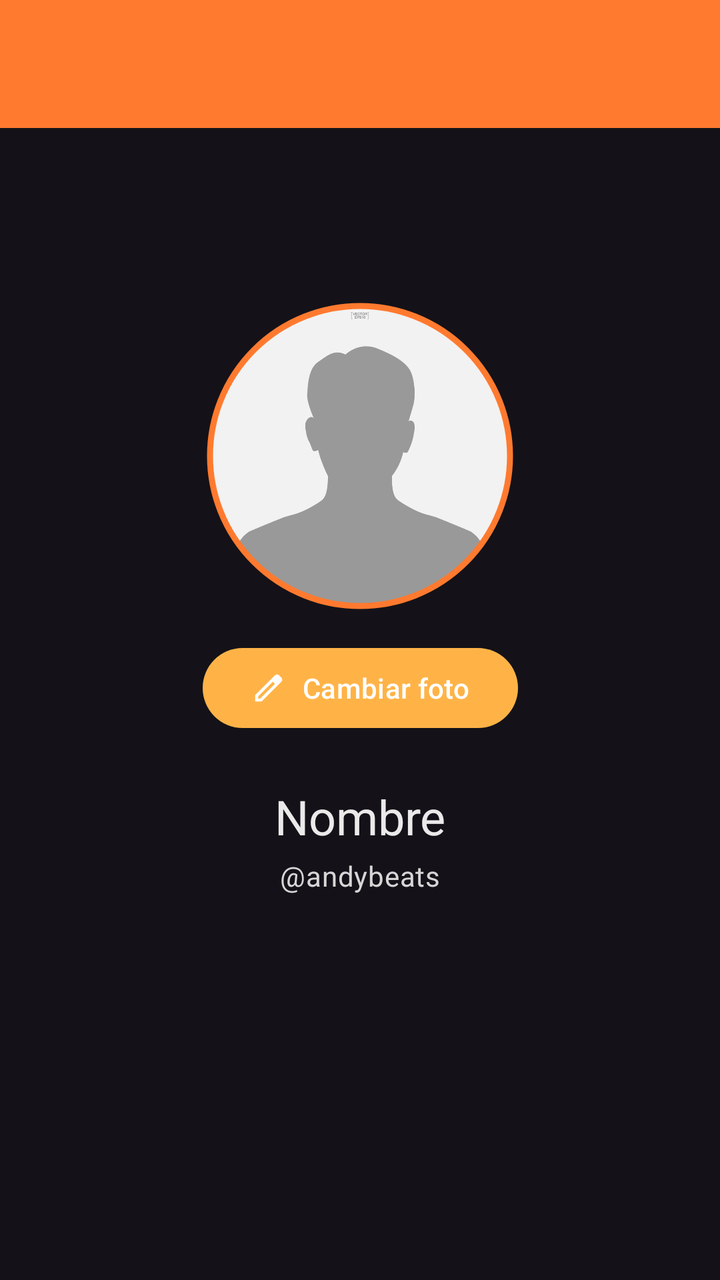
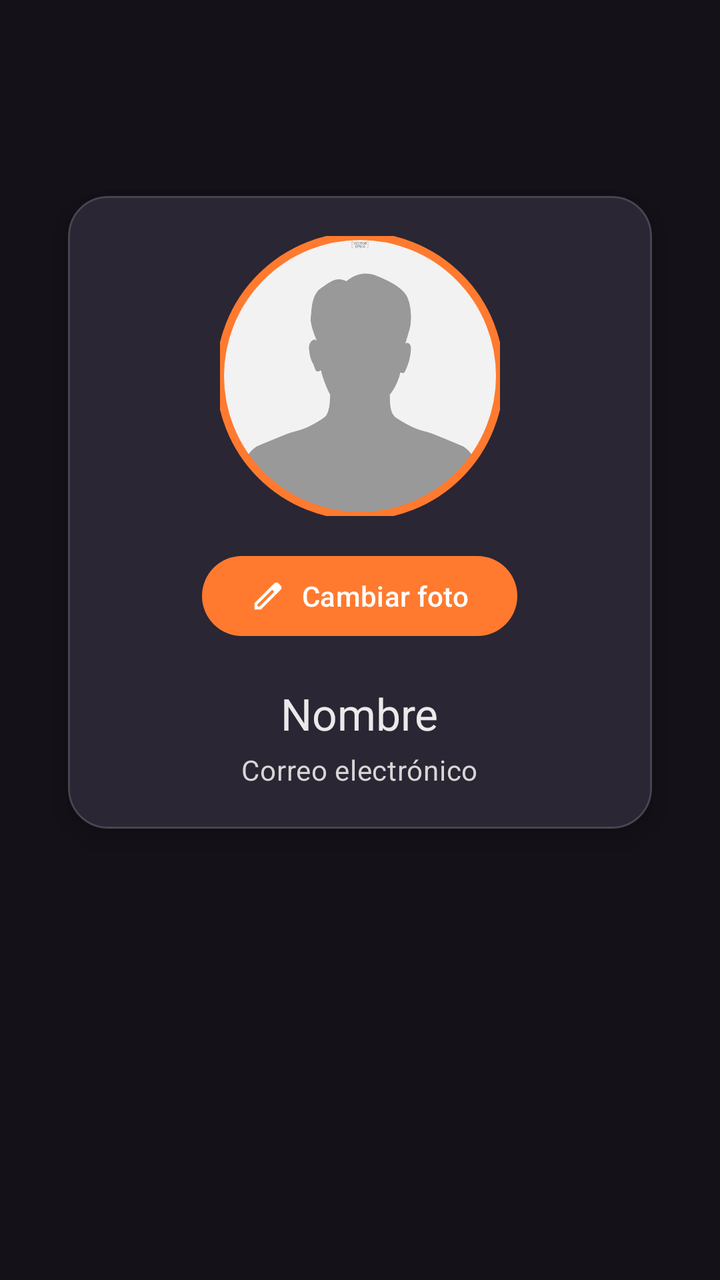

Screens rendered from an Android XML layout before and after an edit, with the pre-edit source and the edit as a unified diff.
<!-- AndroidManifest.xml: application theme Theme.Sporify -->
<!-- res/layout/fragment_profile.xml -->
<?xml version="1.0" encoding="utf-8"?>
<FrameLayout xmlns:android="http://schemas.android.com/apk/res/android"
    xmlns:tools="http://schemas.android.com/tools"
    xmlns:app="http://schemas.android.com/apk/res-auto"
    android:layout_width="match_parent"
    android:layout_height="match_parent"
    tools:context=".ProfileFragment">
    
    <com.google.android.material.appbar.AppBarLayout
        android:layout_width="match_parent"
        android:layout_height="wrap_content"
        android:background="@color/colorSurface"
        android:elevation="4dp">

        <com.google.android.material.appbar.MaterialToolbar
            android:id="@+id/topToolBar"
            android:layout_width="match_parent"
            android:layout_height="?attr/actionBarSize"
            android:background="@color/colorPrimary"
            android:theme="@style/ThemeOverlay.Material3.Dark.ActionBar"
            android:titleTextColor="@color/colorOnPrimary"/>
    </com.google.android.material.appbar.AppBarLayout>

    <androidx.core.widget.NestedScrollView
        android:layout_width="match_parent"
        android:layout_height="match_parent"
        android:padding="16dp"
        android:clipToPadding="false">

        <androidx.constraintlayout.widget.ConstraintLayout
            android:layout_width="match_parent"
            android:layout_height="wrap_content"
            android:layout_marginTop="100dp">

            
            <com.google.android.material.imageview.ShapeableImageView
                android:id="@+id/imgAvatar"
                android:layout_width="160dp"
                android:layout_height="160dp"
                android:layout_marginTop="32dp"
                android:src="@drawable/picture_profile_icon_male_icon_human_or_people_sign_and_symbol_vector"
                android:scaleType="centerCrop"
                android:padding="5dp"
                app:shapeAppearanceOverlay="@style/Shape.Circular"
                app:strokeColor="@color/colorPrimary"
                app:strokeWidth="3dp"
                app:layout_constraintTop_toTopOf="parent"
                app:layout_constraintStart_toStartOf="parent"
                app:layout_constraintEnd_toEndOf="parent" />

            
            <com.google.android.material.button.MaterialButton
                android:id="@+id/btnChangePhoto"
                android:layout_width="wrap_content"
                android:layout_height="wrap_content"
                android:text="Cambiar foto"
                android:layout_marginTop="12dp"
                app:backgroundTint="@color/colorPrimaryVariant"
                android:textColor="@color/colorOnPrimary"
                app:icon="@drawable/ic_edit"
                app:iconTint="@color/colorOnPrimary"
                app:layout_constraintTop_toBottomOf="@id/imgAvatar"
                app:layout_constraintStart_toStartOf="parent"
                app:layout_constraintEnd_toEndOf="parent" />

            
            <TextView
                android:id="@+id/txtName"
                android:layout_width="wrap_content"
                android:layout_height="wrap_content"
                android:layout_marginTop="24dp"
                android:text="@string/name"
                android:textAppearance="?attr/textAppearanceHeadlineSmall"
                android:textColor="@color/colorOnBackground"
                app:layout_constraintTop_toBottomOf="@id/btnChangePhoto"
                app:layout_constraintStart_toStartOf="parent"
                app:layout_constraintEnd_toEndOf="parent" />

            
            <TextView
                android:id="@+id/txtAlias"
                android:layout_width="wrap_content"
                android:layout_height="wrap_content"
                android:layout_marginTop="4dp"
                android:text="@string/alias"
                android:textAppearance="?attr/textAppearanceBodyMedium"
                android:textColor="@color/colorOnSurface"
                app:layout_constraintTop_toBottomOf="@id/txtName"
                app:layout_constraintStart_toStartOf="parent"
                app:layout_constraintEnd_toEndOf="parent" />

        </androidx.constraintlayout.widget.ConstraintLayout>
    </androidx.core.widget.NestedScrollView>
</FrameLayout>
<!-- resources referenced by this layout -->
<resources>
  <color name="colorOnBackground">#EAEAEA</color>
  <color name="colorOnPrimary">#FFFFFF</color>
  <color name="colorOnSurface">#D6D6D6</color>
  <color name="colorPrimary">#FF7A2F</color>
  <color name="colorPrimaryVariant">#FFB347</color>
  <color name="colorSurface">#333333</color>
  <!-- drawable ic_edit (drawable) -->
  <vector xmlns:android="http://schemas.android.com/apk/res/android" android:height="24dp" android:tint="#000000" android:viewportHeight="960" android:viewportWidth="960" android:width="24dp">
        
      <path android:fillColor="@android:color/white" android:pathData="M200,760L257,760L648,369L591,312L200,703L200,760ZM120,840L120,670L648,143Q660,132 674.5,126Q689,120 705,120Q721,120 736,126Q751,132 762,144L817,200Q829,211 834.5,226Q840,241 840,256Q840,272 834.5,286.5Q829,301 817,313L290,840L120,840ZM760,256L760,256L704,200L704,200L760,256ZM619,341L591,312L591,312L648,369L648,369L619,341Z"/>
      
  </vector>
  <!-- drawable picture_profile_icon_male_icon_human_or_people_sign_and_symbol_vector: jpg bitmap (drawable, 7767 bytes) -->
  <string name="alias">\@andybeats</string>
  <string name="name">Nombre</string>
  <style name="Shape.Circular" parent="ShapeAppearance.Material3.SmallComponent">
          <item name="cornerFamily">rounded</item>
          <item name="cornerSize">50%</item>
      </style>
  <style name="Theme.Sporify" parent="Base.Theme.Sporify" />
  <style name="Base.Theme.Sporify" parent="Theme.Material3.Dark.NoActionBar">
  
          
          
          <item name="android:windowFullscreen">true</item>
  
      </style>
</resources>

<!-- the commit's change to res/layout/fragment_profile.xml (unified diff, before → after) -->
@@ -1,80 +1,62 @@
 <?xml version="1.0" encoding="utf-8"?>
-<FrameLayout xmlns:android="http://schemas.android.com/apk/res/android"
-    xmlns:tools="http://schemas.android.com/tools"
+<androidx.coordinatorlayout.widget.CoordinatorLayout
+    xmlns:android="http://schemas.android.com/apk/res/android"
     xmlns:app="http://schemas.android.com/apk/res-auto"
     android:layout_width="match_parent"
-    android:layout_height="match_parent"
-    tools:context=".ProfileFragment">
+    android:layout_height="match_parent">
+
     
-    <com.google.android.material.appbar.AppBarLayout
+    <com.google.android.material.card.MaterialCardView
+        android:id="@+id/profileCard"
         android:layout_width="match_parent"
         android:layout_height="wrap_content"
-        android:background="@color/colorSurface"
-        android:elevation="4dp">
+        android:layout_margin="20dp"
+        app:cardElevation="8dp"
+        app:cardCornerRadius="20dp"
+        app:cardUseCompatPadding="true"
+        android:layout_gravity="top"
+        app:layout_behavior="@string/appbar_scrolling_view_behavior"
+        android:translationY="60dp">
 
-        <com.google.android.material.appbar.MaterialToolbar
-            android:id="@+id/topToolBar"
+        <LinearLayout
+            android:orientation="vertical"
+            android:padding="20dp"
+            android:gravity="center"
             android:layout_width="match_parent"
-            android:layout_height="?attr/actionBarSize"
-            android:background="@color/colorPrimary"
-            android:theme="@style/ThemeOverlay.Material3.Dark.ActionBar"
-            android:titleTextColor="@color/colorOnPrimary"/>
-    </com.google.android.material.appbar.AppBarLayout>
-
-    <androidx.core.widget.NestedScrollView
-        android:layout_width="match_parent"
-        android:layout_height="match_parent"
-        android:padding="16dp"
-        android:clipToPadding="false">
-
-        <androidx.constraintlayout.widget.ConstraintLayout
-            android:layout_width="match_parent"
-            android:layout_height="wrap_content"
-            android:layout_marginTop="100dp">
+            android:layout_height="wrap_content">
 
             
             <com.google.android.material.imageview.ShapeableImageView
                 android:id="@+id/imgAvatar"
-                android:layout_width="160dp"
-                android:layout_height="160dp"
-                android:layout_marginTop="32dp"
+                android:layout_width="140dp"
+                android:layout_height="140dp"
                 android:src="@drawable/picture_profile_icon_male_icon_human_or_people_sign_and_symbol_vector"
                 android:scaleType="centerCrop"
-                android:padding="5dp"
                 app:shapeAppearanceOverlay="@style/Shape.Circular"
                 app:strokeColor="@color/colorPrimary"
-                app:strokeWidth="3dp"
-                app:layout_constraintTop_toTopOf="parent"
-                app:layout_constraintStart_toStartOf="parent"
-                app:layout_constraintEnd_toEndOf="parent" />
+                app:strokeWidth="4dp"/>
 
             
             <com.google.android.material.button.MaterialButton
                 android:id="@+id/btnChangePhoto"
                 android:layout_width="wrap_content"
                 android:layout_height="wrap_content"
-                android:text="Cambiar foto"
-                android:layout_marginTop="12dp"
-                app:backgroundTint="@color/colorPrimaryVariant"
-                android:textColor="@color/colorOnPrimary"
+                android:text="@string/change_photo"
+                android:layout_marginTop="16dp"
+                app:backgroundTint="@color/colorPrimary"
                 app:icon="@drawable/ic_edit"
                 app:iconTint="@color/colorOnPrimary"
-                app:layout_constraintTop_toBottomOf="@id/imgAvatar"
-                app:layout_constraintStart_toStartOf="parent"
-                app:layout_constraintEnd_toEndOf="parent" />
+                android:textColor="@color/colorOnPrimary"/>
 
             
             <TextView
                 android:id="@+id/txtName"
                 android:layout_width="wrap_content"
                 android:layout_height="wrap_content"
-                android:layout_marginTop="24dp"
+                android:layout_marginTop="20dp"
                 android:text="@string/name"
-                android:textAppearance="?attr/textAppearanceHeadlineSmall"
-                android:textColor="@color/colorOnBackground"
-                app:layout_constraintTop_toBottomOf="@id/btnChangePhoto"
-                app:layout_constraintStart_toStartOf="parent"
-                app:layout_constraintEnd_toEndOf="parent" />
+                android:textAppearance="@style/TextAppearance.Material3.TitleLarge"
+                android:textColor="@color/colorOnBackground"/>
 
             
             <TextView
@@ -82,13 +64,10 @@
                 android:layout_width="wrap_content"
                 android:layout_height="wrap_content"
                 android:layout_marginTop="4dp"
-                android:text="@string/alias"
-                android:textAppearance="?attr/textAppearanceBodyMedium"
-                android:textColor="@color/colorOnSurface"
-                app:layout_constraintTop_toBottomOf="@id/txtName"
-                app:layout_constraintStart_toStartOf="parent"
-                app:layout_constraintEnd_toEndOf="parent" />
+                android:text="@string/emailText"
+                android:textAppearance="@style/TextAppearance.Material3.BodyMedium"
+                android:textColor="@color/colorOnSurface"/>
+        </LinearLayout>
+    </com.google.android.material.card.MaterialCardView>
 
-        </androidx.constraintlayout.widget.ConstraintLayout>
-    </androidx.core.widget.NestedScrollView>
-</FrameLayout>
+</androidx.coordinatorlayout.widget.CoordinatorLayout>
<!-- resource entries referenced after the edit -->
@@ -4,8 +4,6 @@
   <color name="colorOnPrimary">#FFFFFF</color>
   <color name="colorOnSurface">#D6D6D6</color>
   <color name="colorPrimary">#FF7A2F</color>
-  <color name="colorPrimaryVariant">#FFB347</color>
-  <color name="colorSurface">#333333</color>
   <!-- drawable ic_edit (drawable) -->
   <vector xmlns:android="http://schemas.android.com/apk/res/android" android:height="24dp" android:tint="#000000" android:viewportHeight="960" android:viewportWidth="960" android:width="24dp">
         
@@ -13,7 +11,8 @@
       
   </vector>
   <!-- drawable picture_profile_icon_male_icon_human_or_people_sign_and_symbol_vector: jpg bitmap (drawable, 7767 bytes) -->
-  <string name="alias">\@andybeats</string>
+  <string name="change_photo">Cambiar foto"</string> /&gt;
+  <string name="emailText">Correo electrónico</string>
   <string name="name">Nombre</string>
   <style name="Shape.Circular" parent="ShapeAppearance.Material3.SmallComponent">
           <item name="cornerFamily">rounded</item>
